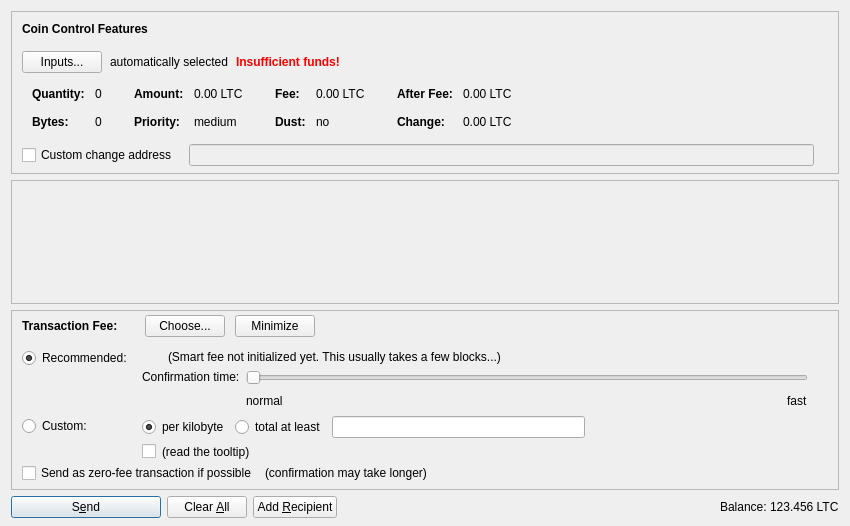
Above: src/qt/forms/sendcoinsdialog.ui from Bitaltyn-project/bitaltyn before the change. Below: the same form after it.
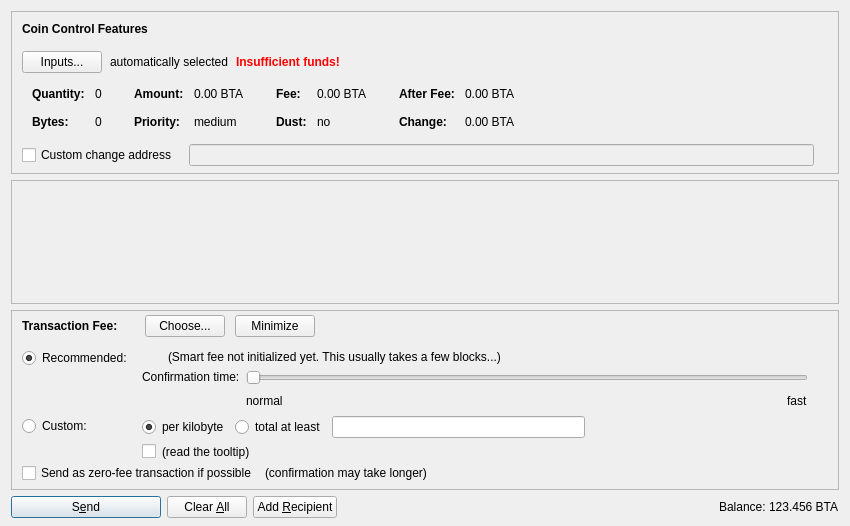
That is the form after the change. Icons and pictures are not drawn. Custom widgets are drawn as their Qt base class.

Diff of the .ui file:
```diff
--- a/src/qt/forms/sendcoinsdialog.ui
+++ b/src/qt/forms/sendcoinsdialog.ui
@@ -324,7 +324,7 @@
                   <enum>Qt::ActionsContextMenu</enum>
                  </property>
                  <property name="text">
-                  <string notr="true">0.00 LTC</string>
+                  <string notr="true">0.00 BTA</string>
                  </property>
                  <property name="textInteractionFlags">
                   <set>Qt::LinksAccessibleByMouse|Qt::TextSelectableByKeyboard|Qt::TextSelectableByMouse</set>
@@ -404,7 +404,7 @@
                   <enum>Qt::ActionsContextMenu</enum>
                  </property>
                  <property name="text">
-                  <string notr="true">0.00 LTC</string>
+                  <string notr="true">0.00 BTA</string>
                  </property>
                  <property name="textInteractionFlags">
                   <set>Qt::LinksAccessibleByMouse|Qt::TextSelectableByKeyboard|Qt::TextSelectableByMouse</set>
@@ -484,7 +484,7 @@
                   <enum>Qt::ActionsContextMenu</enum>
                  </property>
                  <property name="text">
-                  <string notr="true">0.00 LTC</string>
+                  <string notr="true">0.00 BTA</string>
                  </property>
                  <property name="textInteractionFlags">
                   <set>Qt::LinksAccessibleByMouse|Qt::TextSelectableByKeyboard|Qt::TextSelectableByMouse</set>
@@ -513,7 +513,7 @@
                   <enum>Qt::ActionsContextMenu</enum>
                  </property>
                  <property name="text">
-                  <string notr="true">0.00 LTC</string>
+                  <string notr="true">0.00 BTA</string>
                  </property>
                  <property name="textInteractionFlags">
                   <set>Qt::LinksAccessibleByMouse|Qt::TextSelectableByKeyboard|Qt::TextSelectableByMouse</set>
@@ -1352,7 +1352,7 @@
           <cursorShape>IBeamCursor</cursorShape>
          </property>
          <property name="text">
-          <string notr="true">123.456 LTC</string>
+          <string notr="true">123.456 BTA</string>
          </property>
          <property name="textInteractionFlags">
           <set>Qt::LinksAccessibleByMouse|Qt::TextSelectableByKeyboard|Qt::TextSelectableByMouse</set>
```
